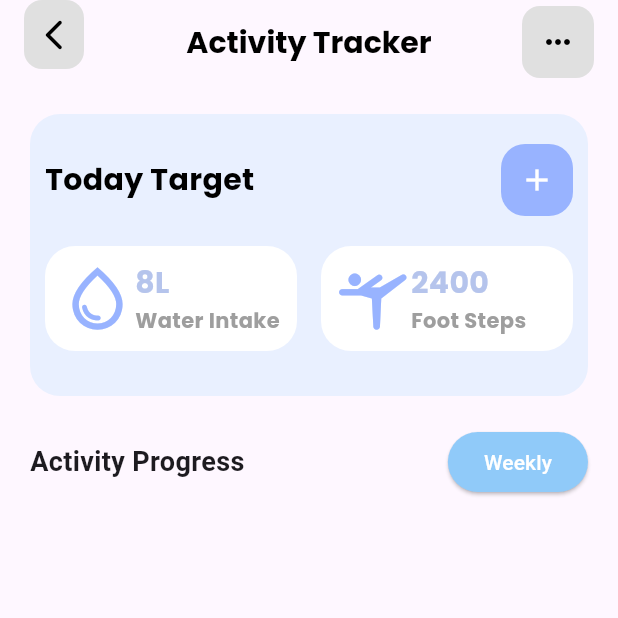
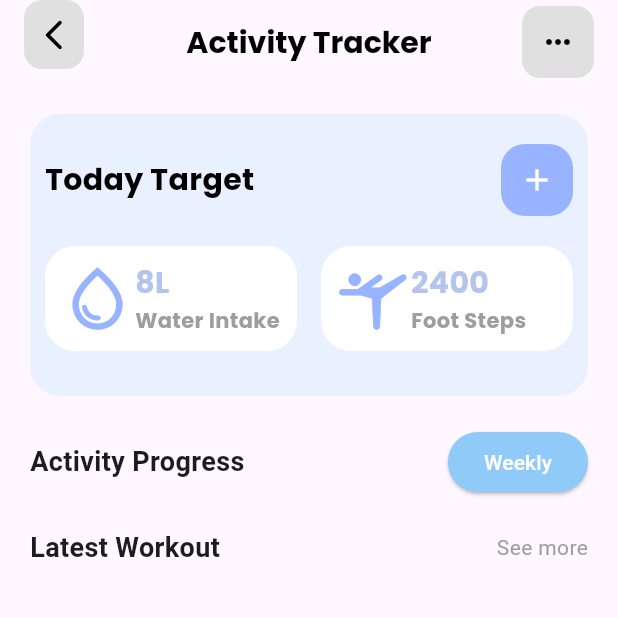
Before and after one commit to vLSunny/Pemrograman-Mobile, a Flutter app: the ActivityTrackerScreen screen opened directly, on a phone screen of 412 x 824 dp, the top half of it. Run offline on Flutter 3.47's test engine with Material 3 defaults, Android fonts, the phone set to English and light mode, and no system bars; our stand-ins replace convex_bottom_bar, fl_chart, google_fonts, syncfusion_flutter_calendar, syncfusion_flutter_charts; key blocks and very long unbroken strings in the code were emptied for the run.

Commit message:
Updated Code

```diff
--- a/lib/screens/activity_tracker_screen.dart
+++ b/lib/screens/activity_tracker_screen.dart
@@ -249,6 +249,28 @@ class _ActivityTrackerScreenState extends State<ActivityTrackerScreen> {
                   ),
                 ),
 
+                Padding(
+                  padding: EdgeInsets.only(left: 20.0, right: 20.0, top: 20.0,),
+                  child: Row(
+                    mainAxisAlignment: MainAxisAlignment.spaceBetween,
+                    children: [
+
+                      Text("Latest Workout",
+                        style: TextStyle(
+                          fontWeight: FontWeight.bold,
+                          fontSize: 18,
+                        ),
+                      ),
+                      Text("See more",
+                        style: TextStyle(
+                          color: Colors.grey,
+                        ),
+                      ),
+
+                    ],
+                  ),
+                ),
+
               ],
             ),
           ),
```
